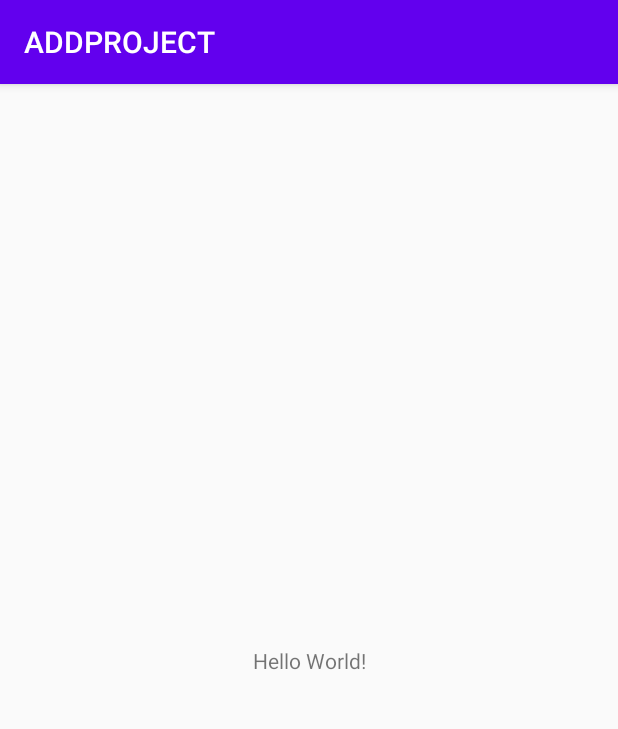
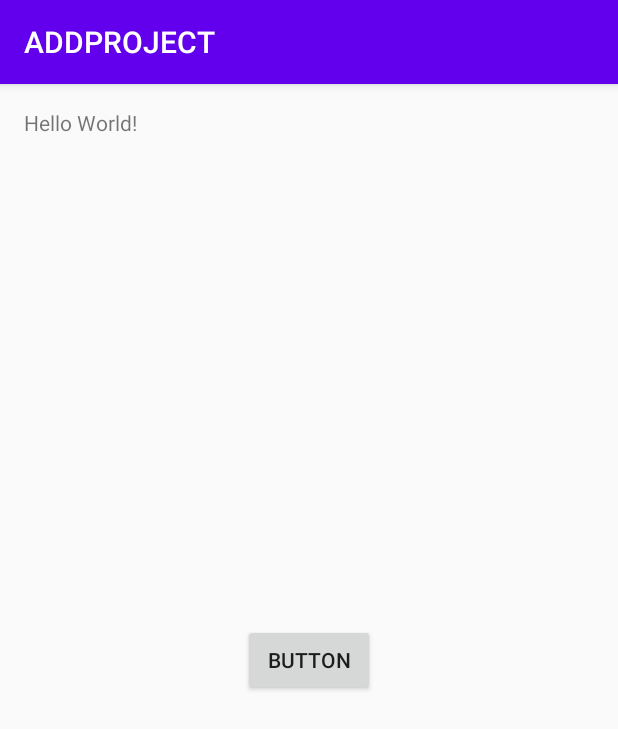
Before and after one commit to Williscool13/ADD-Project, an Android app: the screen it shows after launch (MainActivity), on a phone screen of 412 x 824 dp. Shown: the top 729 px of the screen. Run offline under Robolectric (Android 15) with nearby library versions, the phone set to English and light mode, and no system bars; our stand-ins replace Firebase (no records; nobody signed in at launch, a user with empty details on screens opened directly).

Commit message:
added firebase connection, basic button

```diff
--- a/app/build.gradle
+++ b/app/build.gradle
@@ -1,4 +1,5 @@
 apply plugin: 'com.android.application'
+apply plugin: 'com.google.gms.google-services'
 
 android {
     compileSdkVersion 29
@@ -27,8 +28,12 @@ dependencies {
     implementation fileTree(dir: 'libs', include: ['*.jar'])
 
     implementation 'androidx.appcompat:appcompat:1.0.2'
+    implementation 'com.google.firebase:firebase-analytics:17.2.2'
     implementation 'androidx.constraintlayout:constraintlayout:1.1.3'
+    implementation 'com.google.firebase:firebase-database:17.0.0'
     testImplementation 'junit:junit:4.12'
     androidTestImplementation 'androidx.test.ext:junit:1.1.1'
     androidTestImplementation 'androidx.test.espresso:espresso-core:3.2.0'
 }
+
+apply plugin: 'com.google.gms.google-services'
--- a/app/src/main/java/com/example/addproject/MainActivity.java
+++ b/app/src/main/java/com/example/addproject/MainActivity.java
@@ -3,6 +3,16 @@ package com.example.addproject;
 import androidx.appcompat.app.AppCompatActivity;
 
 import android.os.Bundle;
+import android.util.Log;
+import android.view.View;
+import android.widget.Button;
+import android.widget.Toast;
+
+import com.google.firebase.database.DataSnapshot;
+import com.google.firebase.database.DatabaseError;
+import com.google.firebase.database.DatabaseReference;
+import com.google.firebase.database.FirebaseDatabase;
+import com.google.firebase.database.ValueEventListener;
 
 public class MainActivity extends AppCompatActivity {
 
@@ -10,5 +20,51 @@ public class MainActivity extends AppCompatActivity {
     protected void onCreate(Bundle savedInstanceState) {
         super.onCreate(savedInstanceState);
         setContentView(R.layout.activity_main);
+
+        FirebaseDatabase database = FirebaseDatabase.getInstance();
+        final DatabaseReference myRef=database.getReference("message");
+
+        myRef.setValue("Hello, World!");
+
+
+        Button btn = (Button) findViewById(R.id.big_button);
+        btn.setOnClickListener(new View.OnClickListener() {
+            @Override
+            public void onClick(View v) {
+                Log.i("My App", "This is a magic log message");
+                myRef.setValue("Hello, World 2: Electric Boogaloo!");
+                Toast.makeText(getApplicationContext(), "It's Magic", Toast.LENGTH_LONG)
+                        .show();
+
+
+            }
+        });
     }
+
+    /*
+    ValueEventListener changeListener = new ValueEventListener() {
+
+        @Override
+        public void onDataChange(DataSnapshot dataSnapshot) {
+
+            String change = dataSnapshot.child(
+                    currentUser.getUid()).child("message")
+                    .getValue(String.class);
+
+            userText.setText(change);
+        }
+
+        @Override
+        public void onCancelled(DatabaseError databaseError) {
+            notifyUser("Database error: " + databaseError.toException());
+        }
+
+        private void notifyUser(String message) {
+            Toast.makeText(MainActivity.this, message,
+                    Toast.LENGTH_SHORT).show();
+        }
+    };
+     */
+
+
 }
--- a/app/src/main/res/layout/activity_main.xml
+++ b/app/src/main/res/layout/activity_main.xml
@@ -1,18 +1,27 @@
 <?xml version="1.0" encoding="utf-8"?>
-<androidx.constraintlayout.widget.ConstraintLayout xmlns:android="http://schemas.android.com/apk/res/android"
+<RelativeLayout xmlns:android="http://schemas.android.com/apk/res/android"
     xmlns:app="http://schemas.android.com/apk/res-auto"
     xmlns:tools="http://schemas.android.com/tools"
     android:layout_width="match_parent"
     android:layout_height="match_parent"
+    android:paddingBottom="16dp"
+    android:paddingLeft="16dp"
+    android:paddingRight="16dp"
+    android:paddingTop="16dp"
     tools:context=".MainActivity">
 
     <TextView
         android:layout_width="wrap_content"
         android:layout_height="wrap_content"
-        android:text="Hello World!"
-        app:layout_constraintBottom_toBottomOf="parent"
-        app:layout_constraintLeft_toLeftOf="parent"
-        app:layout_constraintRight_toRightOf="parent"
-        app:layout_constraintTop_toTopOf="parent" />
+        android:text="Hello World!" />
 
-</androidx.constraintlayout.widget.ConstraintLayout>
+    <Button
+        android:text='Button'
+        android:layout_width="wrap_content"
+        android:layout_height="wrap_content"
+        android:id="@+id/big_button"
+        android:layout_centerVertical="true"
+        android:layout_centerHorizontal="true" />
+
+
+</RelativeLayout>
--- a/build.gradle
+++ b/build.gradle
@@ -6,10 +6,11 @@ buildscript {
         google()
         jcenter()
 
+
     }
     dependencies {
         classpath 'com.android.tools.build:gradle:3.6.1'
-
+        classpath 'com.google.gms:google-services:4.3.3'
 
         // NOTE: Do not place your application dependencies here; they belong
         // in the individual module build.gradle files
```
